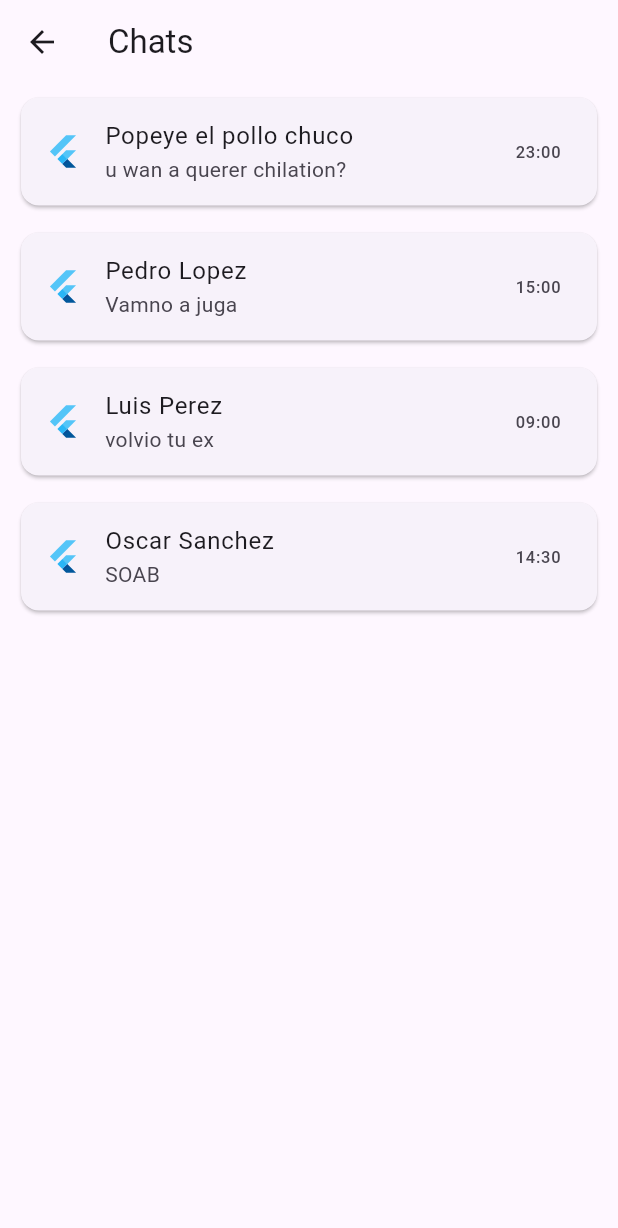
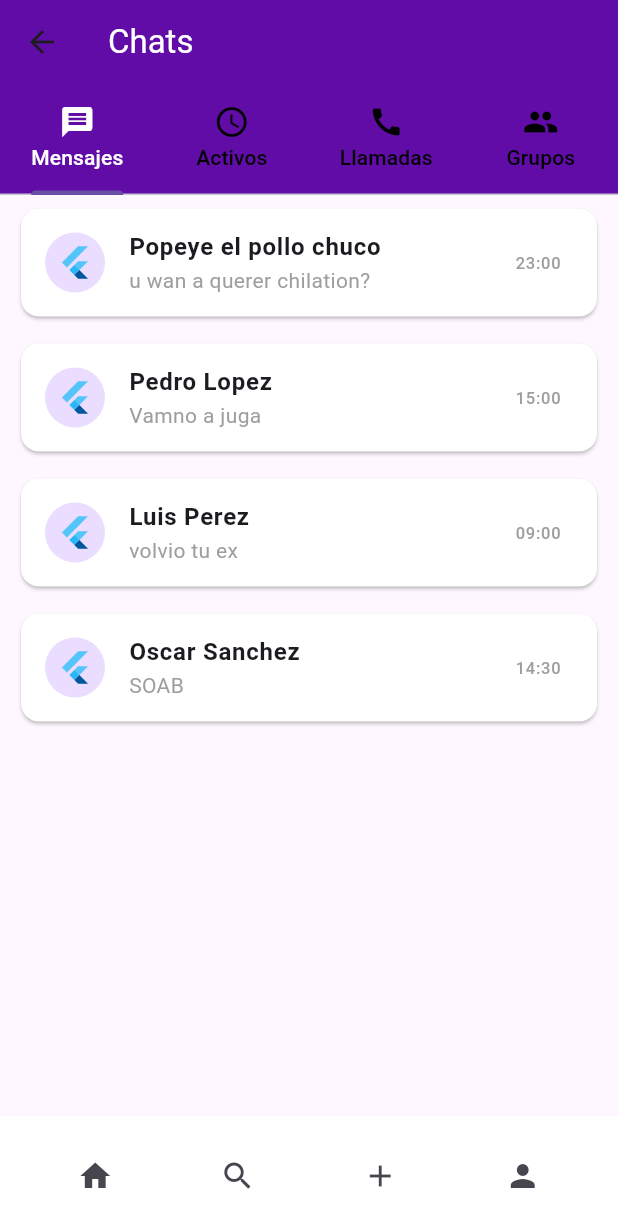
Before and after one commit to FernandoZuniga97/tsr, a Flutter app: the Start screen opened by its route, on a phone screen of 412 x 824 dp. Shown: the top 1228 px of the screen. Run offline on Flutter 3.47's test engine with Material 3 defaults, Android fonts, the light colour scheme and no system bars.

Commit message:
Se termino de pulir el proyecto alctraz

```diff
--- a/hakuna_matata/lib/pages/start.dart
+++ b/hakuna_matata/lib/pages/start.dart
@@ -2,14 +2,12 @@ import 'package:flutter/material.dart';
 
 class Start extends StatelessWidget {
   const Start({super.key,});
-
-static const List<Map<String, dynamic>> chats = [
+  static const List<Map<String, dynamic>> chats = [
     {
       "nombre": "Popeye el pollo chuco",
       "mensaje": "u wan a querer chilation?",
       "hora": "23:00",
-      "foto":
-          FlutterLogo(),
+      "foto": FlutterLogo(),
     },
     {
       "nombre": "Pedro Lopez",
@@ -33,16 +31,25 @@ static const List<Map<String, dynamic>> chats = [
 
   @override
   Widget build(BuildContext context) {
-    return PopScope(
-      canPop: false,
+    return DefaultTabController(
+      length: 4,
       child: Scaffold(
         appBar: AppBar(
-          title: const Text('Chats'),
+          title: const Text('Chats', style: TextStyle(color: Color.fromARGB(255, 255, 255, 255))),
+          backgroundColor: const Color.fromARGB(255, 97, 12, 167),
+          elevation: 0,
+          bottom: const TabBar(
+            tabs: [
+              Tab(icon: Icon(Icons.message), text: 'Mensajes'),
+              Tab(icon: Icon(Icons.access_time), text: 'Activos'),
+              Tab(icon: Icon(Icons.call), text: 'Llamadas'),
+              Tab(icon: Icon(Icons.group), text: 'Grupos'),
+            ],
+            labelColor: Color.fromARGB(255, 255, 254, 255),
+            unselectedLabelColor: Color.fromARGB(255, 0, 0, 0),
+          ),
         ),
-        body: Column(
-          children:[
-            Expanded(
-            child: ListView.builder(
+        body: ListView.builder(
           itemCount: chats.length,
           itemBuilder: (context, index) {
             if (chats.isEmpty) {
@@ -50,7 +57,6 @@ static const List<Map<String, dynamic>> chats = [
                 child: Text('No hay chats'),
               );
             }
-
             return ItemChat(
               nombre: chats[index]['nombre']!,
               mensaje: chats[index]['mensaje']!,
@@ -59,24 +65,47 @@ static const List<Map<String, dynamic>> chats = [
             );
           },
         ),
-              )
-          ]
-        )
+        bottomNavigationBar: BottomAppBar(
+          color: Colors.white,
+          child: Row(
+            mainAxisAlignment: MainAxisAlignment.spaceAround,
+            children: <Widget>[
+              IconButton(
+                icon: const Icon(Icons.home),
+                onPressed: () {
+                },
+              ),
+              IconButton(
+                icon: const Icon(Icons.search),
+                onPressed: () {
+                },
+              ),
+              IconButton(
+                icon: const Icon(Icons.add),
+                onPressed: () {
+                },
+              ),
+              IconButton(
+                icon: const Icon(Icons.person),
+                onPressed: () {
+                },
+              ),
+            ],
+          ),
+        ),
       ),
     );
   }
 }
 
-
-
 class ItemChat extends StatelessWidget {
   const ItemChat({
-    super.key,
+    Key? key,
     required this.nombre,
     required this.mensaje,
     required this.hora,
     required this.foto,
-  });
+  }) : super(key: key);
 
   final String nombre;
   final String mensaje;
@@ -88,11 +117,20 @@ class ItemChat extends StatelessWidget {
     return Padding(
       padding: const EdgeInsets.symmetric(horizontal: 10.0, vertical: 5.0),
       child: Card(
+        color: Colors.white,
         child: ListTile(
-          title: Text(nombre),
-          subtitle: Text(mensaje),
-          leading: foto,
-          trailing: Text(hora),
+          title: Text(nombre, style: const TextStyle(fontWeight: FontWeight.bold)),
+          subtitle: Text(
+            mensaje,
+            style: const TextStyle(color: Colors.grey),
+          ),
+          leading: CircleAvatar(
+            child: foto,
+          ),
+          trailing: Text(
+            hora,
+            style: const TextStyle(color: Colors.grey),
+          ),
         ),
       ),
     );
```
Also changed, not shown: hakuna_matata/lib/main.dart (+2 -11 lines), hakuna_matata/lib/pages/home.dart (+4 -21 lines), hakuna_matata/lib/pages/registro.dart (+7 -7 lines).
